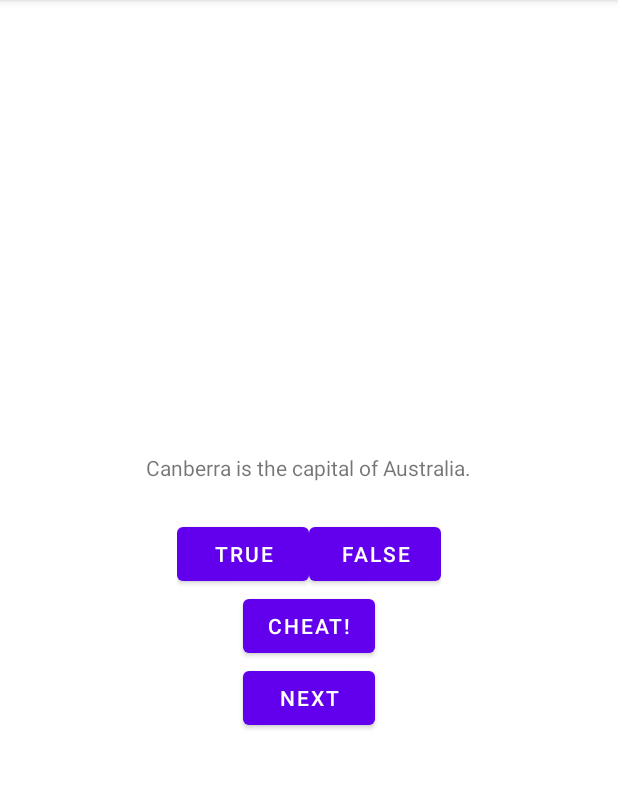
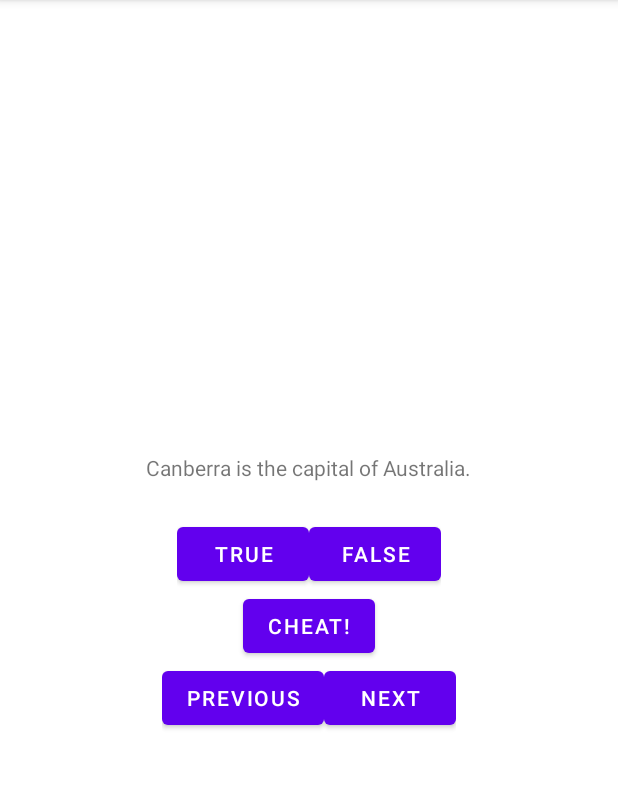
Before and after one commit to Asser22/20-Android-Mobile-App-Projects, an Android app: the screen it shows after launch (MainActivity), on a phone screen of 412 x 824 dp, the part 84-873 px from its top. Run offline under Robolectric (Android 15) with nearby library versions, the phone set to English and light mode, and no system bars.

Commit message:
Android Development

```diff
--- a/apps/GeoQuizE1/app/src/main/java/com/bignerdranch/android/geoquiz/MainActivity.kt
+++ b/apps/GeoQuizE1/app/src/main/java/com/bignerdranch/android/geoquiz/MainActivity.kt
@@ -19,7 +19,7 @@ const val EXTRA_ANSWER_SHOWN = "com.bignerdranch.android.geoquiz.answer_shown"
 const val REQUEST_CODE_CHEAT = 0
 
 
-class MainActivity : AppCompatActivity(), QuestionFragment.QuestionActions, CheatFragment.CheatFragmentCallback {
+class MainActivity : AppCompatActivity(), CheatFragment.CheatFragmentCallback {
 
     private lateinit var binding: ActivityMainBinding
     private val questionBank = listOf(
@@ -33,7 +33,7 @@ class MainActivity : AppCompatActivity(), QuestionFragment.QuestionActions, Chea
     private var currentIndex = 0
     private var isCheater = false
 
-    override fun onCheatRequested() {
+    fun onCheatRequested() {
         val fragment = CheatFragment().apply {
             arguments = Bundle().apply {
                 putBoolean(EXTRA_ANSWER_KEY, questionBank[currentIndex].answer)
@@ -46,12 +46,12 @@ class MainActivity : AppCompatActivity(), QuestionFragment.QuestionActions, Chea
     }
 
     // Provide the current isCheater state to the QuestionFragment
-    override fun getIsCheater(): Boolean {
+    fun getIsCheater(): Boolean {
         return isCheater
     }
 
     // Allow the QuestionFragment to update the isCheater state
-    override fun setIsCheater(value: Boolean) {
+    fun setIsCheater(value: Boolean) {
         isCheater = value
     }
 
--- a/apps/GeoQuizE1/app/src/main/java/com/bignerdranch/android/geoquiz/Question.kt
+++ b/apps/GeoQuizE1/app/src/main/java/com/bignerdranch/android/geoquiz/Question.kt
@@ -2,4 +2,4 @@ package com.bignerdranch.android.geoquiz
 
 import androidx.annotation.StringRes
 
-data class Question(@StringRes val testResId: Int, val answer: Boolean)
+data class Question(val textResId: Int, val answer: Boolean)
--- a/apps/GeoQuizE1/app/src/main/java/com/bignerdranch/android/geoquiz/QuestionFragment.kt
+++ b/apps/GeoQuizE1/app/src/main/java/com/bignerdranch/android/geoquiz/QuestionFragment.kt
@@ -1,20 +1,20 @@
 package com.bignerdranch.android.geoquiz
 
-import android.app.Activity
-import android.content.Intent
 import android.os.Bundle
 import android.view.LayoutInflater
 import android.view.View
 import android.view.ViewGroup
 import android.widget.Toast
 import androidx.fragment.app.Fragment
-import androidx.navigation.Navigation.findNavController
-import androidx.navigation.fragment.findNavController
 import com.bignerdranch.android.geoquiz.databinding.FragmentQuestionBinding
 
-class QuestionFragment : Fragment(),CheatFragment.CheatFragmentCallback {
+class QuestionFragment : Fragment() {
+
     private var _binding: FragmentQuestionBinding? = null
     private val binding get() = _binding!!
+
+    // Updated Question data class to include user's answer
+    data class Question(val textResId: Int, val answer: Boolean, var userAnswer: Boolean? = null)
 
     private val questionBank = listOf(
         Question(R.string.question_australia, true),
@@ -23,18 +23,29 @@ class QuestionFragment : Fragment(),CheatFragment.CheatFragmentCallback {
         Question(R.string.question_africa, false),
         Question(R.string.question_americas, true),
         Question(R.string.question_asia, true),
+        // Add new questions here
+        Question(R.string.question_europe, true),
+        Question(R.string.question_antarctica, true),
+        Question(R.string.question_north_america, true),
+        Question(R.string.question_south_america, false),
+        Question(R.string.question_russia, true),
+        Question(R.string.question_asia_rivers, true),
+        Question(R.string.question_africa_desert, true),
+        Question(R.string.question_europe_union, false),
+        Question(R.string.question_middle_east, true),
+        Question(R.string.question_global_population, true)
     )
 
     private var currentIndex = 0
+    private var correctAnswersCount = 0
     private var isCheater = false
+    private var answerState = BooleanArray(questionBank.size) { false }
 
     override fun onCreateView(
         inflater: LayoutInflater, container: ViewGroup?,
         savedInstanceState: Bundle?
     ): View {
         _binding = FragmentQuestionBinding.inflate(inflater, container, false)
-
-        updateQuestion()
 
         binding.trueButton.setOnClickListener {
             checkAnswer(true)
@@ -45,57 +56,73 @@ class QuestionFragment : Fragment(),CheatFragment.CheatFragmentCallback {
         }
 
         binding.nextButton.setOnClickListener {
-            currentIndex = (currentIndex + 1) % questionBank.size
-            (activity as? QuestionActions)?.setIsCheater(false) // Reset the isCheater flag when moving to the next question
-            updateQuestion()
+            goToNextQuestion()
         }
 
-
+        binding.prevButton.setOnClickListener {
+            goToPreviousQuestion()
+        }
 
         binding.cheatButton.setOnClickListener {
-            val action = QuestionFragmentDirections.actionQuestionFragmentToCheatFragment(questionBank[currentIndex].answer)
-            findNavController().navigate(action)
-            (activity as? QuestionActions)?.setIsCheater(true)
+            // Handle cheating here
+            isCheater = true
         }
 
+        binding.questionText.setOnClickListener {
+            goToNextQuestion()
+        }
+
+        updateQuestion()
         return binding.root
     }
 
     private fun updateQuestion() {
-        binding.questionText.setText(questionBank[currentIndex].testResId)
+        val question = questionBank[currentIndex].textResId
+        binding.questionText.setText(question)
+        binding.trueButton.isEnabled = !answerState[currentIndex]
+        binding.falseButton.isEnabled = !answerState[currentIndex]
     }
 
-    override fun onCheatActivityResult(requestCode: Int, resultCode: Int, data: Intent?) {
-        if (resultCode != Activity.RESULT_OK) return
-        if (requestCode == REQUEST_CODE_CHEAT) {
-            val didCheat = data?.getBooleanExtra(EXTRA_ANSWER_SHOWN, false) ?: false
-            (activity as? QuestionActions)?.setIsCheater(didCheat)
-        }
+    private fun goToNextQuestion() {
+        currentIndex = (currentIndex + 1) % questionBank.size
+        isCheater = false
+        updateQuestion()
+    }
+
+    private fun goToPreviousQuestion() {
+        currentIndex = if (currentIndex - 1 >= 0) currentIndex - 1 else questionBank.size - 1
+        updateQuestion()
     }
 
     private fun checkAnswer(userAnswer: Boolean) {
         val correctAnswer = questionBank[currentIndex].answer
-        val didCheat = (activity as? QuestionActions)?.getIsCheater() ?: false
-        val resId = when {
-            didCheat -> R.string.judgment_toast
-            userAnswer == correctAnswer -> R.string.correct_toast
+        answerState[currentIndex] = true
+
+        val messageResId = when {
+            isCheater -> R.string.judgment_toast
+            userAnswer == correctAnswer -> {
+                correctAnswersCount++
+                R.string.correct_toast
+            }
             else -> R.string.incorrect_toast
         }
 
-        Toast.makeText(requireContext(), resId, Toast.LENGTH_SHORT).show()
-    }
+        Toast.makeText(requireContext(), messageResId, Toast.LENGTH_SHORT).show()
+        binding.trueButton.isEnabled = false
+        binding.falseButton.isEnabled = false
 
-
-    interface QuestionActions {
-        fun onCheatRequested()
-        fun getIsCheater(): Boolean
-        fun setIsCheater(value: Boolean)
+        if (answerState.all { it }) {
+            val score = correctAnswersCount * 100 / questionBank.size
+            Toast.makeText(
+                requireContext(),
+                getString(R.string.quiz_score, correctAnswersCount, questionBank.size, score),
+                Toast.LENGTH_LONG
+            ).show()
+        }
     }
 
     override fun onDestroyView() {
         super.onDestroyView()
         _binding = null
     }
-
-
 }
--- a/apps/GeoQuizE1/app/src/main/res/layout/fragment_question.xml
+++ b/apps/GeoQuizE1/app/src/main/res/layout/fragment_question.xml
@@ -4,7 +4,8 @@
     android:layout_width="match_parent"
     android:layout_height="match_parent"
     android:gravity="center"
-    android:orientation="vertical">
+    android:orientation="vertical"
+    android:padding="16dp">
 
     <TextView
         android:id="@+id/question_text"
@@ -38,10 +39,24 @@
         android:layout_height="wrap_content"
         android:text="@string/cheat_button" />
 
-    <Button
-        android:id="@+id/next_button"
+    <LinearLayout
         android:layout_width="wrap_content"
         android:layout_height="wrap_content"
-        android:text="@string/next_button" />
+        android:orientation="horizontal"
+        android:layout_gravity="center">
+
+        <Button
+            android:id="@+id/prev_button"
+            android:layout_width="wrap_content"
+            android:layout_height="wrap_content"
+            android:text="@string/prev_button" />
+
+        <Button
+            android:id="@+id/next_button"
+            android:layout_width="wrap_content"
+            android:layout_height="wrap_content"
+            android:text="@string/next_button" />
+
+    </LinearLayout>
 
 </LinearLayout>
--- a/apps/GeoQuizE1/app/src/main/res/values/strings.xml
+++ b/apps/GeoQuizE1/app/src/main/res/values/strings.xml
@@ -1,20 +1,29 @@
 <resources>
     <string name="app_name">GeoQuizNav</string>
     <string name="question_australia">Canberra is the capital of Australia.</string>
-    <string name="question_oceans">The Pacific Ocean is larger than
-        the Atlantic Ocean.</string>
-    <string name="question_mideast">The Suez Canal connects the Red Sea
-        and the Indian Ocean.</string>
+    <string name="question_oceans">The Pacific Ocean is larger than the Atlantic Ocean.</string>
+    <string name="question_mideast">The Suez Canal connects the Red Sea and the Indian Ocean.</string>
     <string name="question_africa">The source of the Nile River is in Egypt.</string>
-    <string name="question_americas">The Amazon River is the longest river
-        in the Americas.</string>
-    <string name="question_asia">Lake Baikal is the world\'s oldest and deepest
-        freshwater lake.</string>
+    <string name="question_americas">The Amazon River is the longest river in the Americas.</string>
+    <string name="question_asia">Lake Baikal is the world\'s oldest and deepest freshwater lake.</string>
+    <string name="question_europe">Mount Elbrus is the highest peak in Europe.</string>
+    <string name="question_antarctica">Antarctica is the largest desert in the world.</string>
+    <string name="question_north_america">Death Valley is the lowest point in North America.</string>
+    <string name="question_south_america">The Atacama Desert is located in Colombia.</string>
+    <string name="question_russia">Russia spans more time zones than any other country.</string>
+    <string name="question_asia_rivers">The Yangtze is the longest river in Asia.</string>
+    <string name="question_africa_desert">The Sahara is the largest hot desert in the world.</string>
+    <string name="question_europe_union">Norway is a member of the European Union.</string>
+    <string name="question_middle_east">The Dead Sea is the lowest point on Earths surface.</string>
+    <string name="question_global_population">Asia is home to more than half of the worlds population.</string>
     <string name="true_button">True</string>
     <string name="false_button">False</string>
     <string name="correct_toast">Correct!</string>
     <string name="incorrect_toast">Incorrect!</string>
     <string name="next_button">Next</string>
+    <string name="prev_button">Previous</string>
+    <string name="quiz_score">%1$d out of %2$d correct. %3$d%% Score.</string>
+
 
     <string name="warning_text">Are you sure you want to do this?</string>
     <string name="show_answer_button">Show Answer</string>
```
Also changed, not shown: 4 other files.
